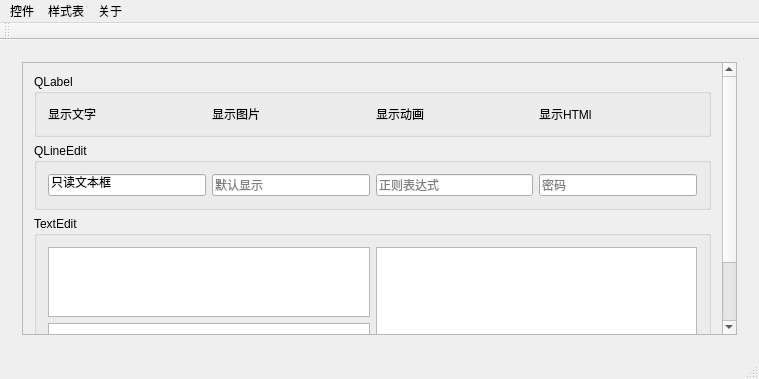
Above: current_qt_exp/Control_1/mainwindow.ui from w809291634/QT_Creator_Study before the change. Below: the same form after it.
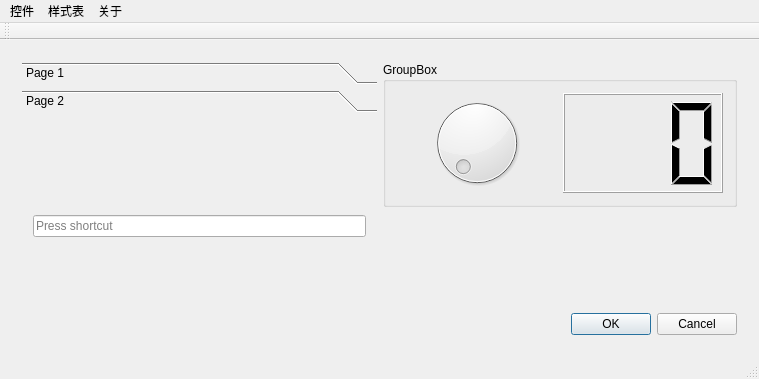
That is the form after the change. The open tabs and pages were chosen to show the change.

Patch:
```diff
--- a/current_qt_exp/Control_1/mainwindow.ui
+++ b/current_qt_exp/Control_1/mainwindow.ui
@@ -45,7 +45,7 @@
         </item>
        </layout>
       </widget>
-      <widget class="QWidget" name="page_5">
+      <widget class="QWidget" name="page_1">
        <layout class="QGridLayout" name="gridLayout_13">
         <item row="0" column="1" rowspan="3">
          <widget class="QGroupBox" name="groupBox_7">
@@ -142,7 +142,7 @@
         </item>
        </layout>
       </widget>
-      <widget class="QWidget" name="page_2">
+      <widget class="QWidget" name="page_5">
        <layout class="QGridLayout" name="gridLayout_10">
         <item row="0" column="0">
          <widget class="QGroupBox" name="gBox_btn">
```
Left out of the diff: 44 changed lines with no effect on the pictures.
